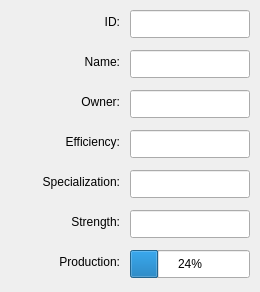
raubwuerger/StrategicGameProject, file GameDemonstrator/dialogs/GameCityInfoDialog.ui: the form before one commit.
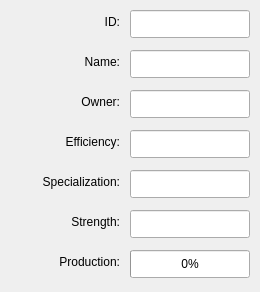
The form after the commit.

Diff of the .ui file:
```diff
--- a/GameDemonstrator/dialogs/GameCityInfoDialog.ui
+++ b/GameDemonstrator/dialogs/GameCityInfoDialog.ui
@@ -207,7 +207,7 @@
     </rect>
    </property>
    <property name="value">
-    <number>24</number>
+    <number></number>
    </property>
    <property name="alignment">
     <set>Qt::AlignJustify|Qt::AlignVCenter</set>
```
